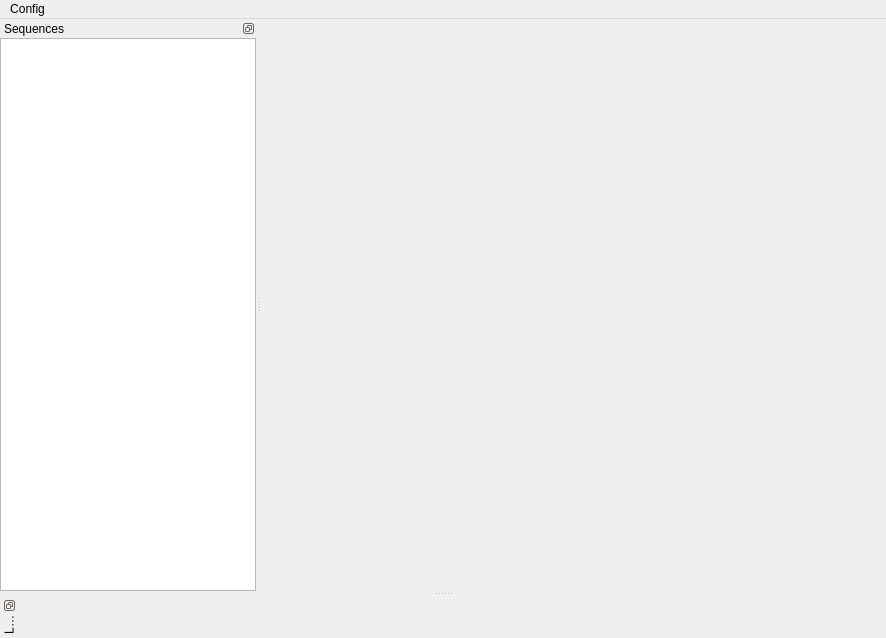
Above: ui/condetrol/condetrol/experiment_viewer/experiment_viewer.ui from light-scattering-iogs/caqtus before the change. Below: the same form after it.
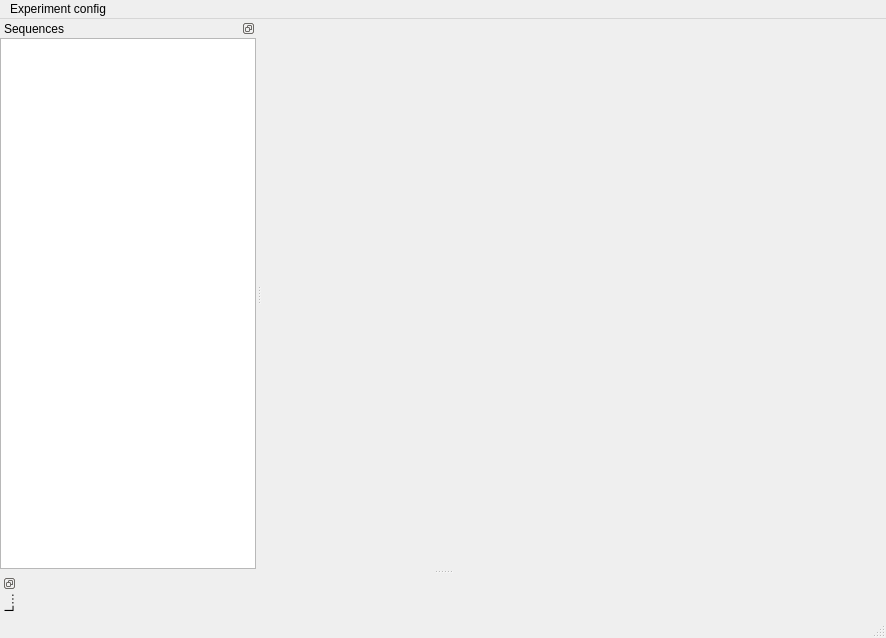
That is the form after the change. Icons and pictures are not drawn.

Commit message: Add info message when editing current experiment config

The edit to the form file:
```diff
--- a/ui/condetrol/condetrol/experiment_viewer/experiment_viewer.ui
+++ b/ui/condetrol/condetrol/experiment_viewer/experiment_viewer.ui
@@ -32,13 +32,13 @@
      <height>21</height>
     </rect>
    </property>
-   <widget class="QMenu" name="menuPreferences">
+   <widget class="QMenu" name="menuExperiment_config">
     <property name="title">
-     <string>Config</string>
+     <string>Experiment config</string>
     </property>
     <addaction name="action_edit_config"/>
    </widget>
-   <addaction name="menuPreferences"/>
+   <addaction name="menuExperiment_config"/>
   </widget>
   <widget class="QDockWidget" name="sequences_widget">
    <property name="features">
@@ -91,6 +91,7 @@
    </attribute>
    <widget class="QWidget" name="dockWidgetContents_2"/>
   </widget>
+  <widget class="QStatusBar" name="status_bar"/>
   <action name="action_edit_config">
    <property name="icon">
     <iconset resource="resources.qrc">
```
Left out of the diff: 33 changed lines with no effect on the pictures. The commit also changes 2 other files.
